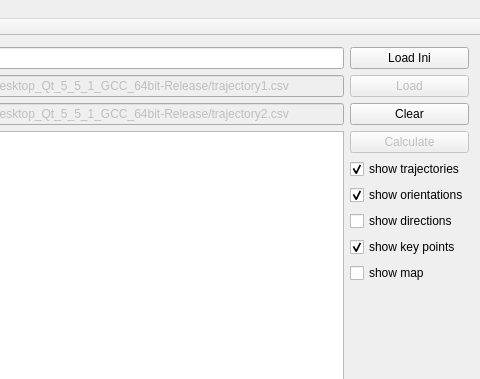
The window that TrajectoryVisualizer/main_view.ui (gakarak/UAV_Projects) describes before a commit, drawn with Qt 5; both pictures show x 463 to 943 and y 0 to 379 of the 943 by 620 pixel window.
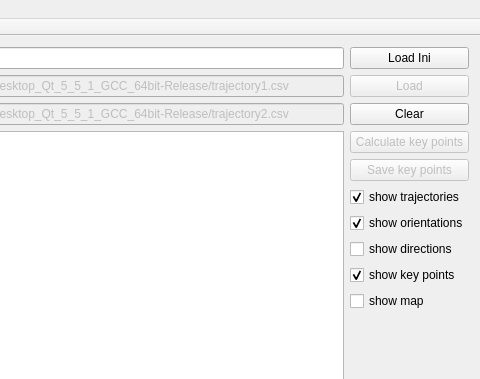
The same window after the commit. Custom widgets are drawn as their Qt base class.

Commit message:
Now it's possible to load\save key points
//save
- Save button enabled after calculate button
- Calculate button will recalculate both trajectories, maybe we need separate buttons for
  calculating first and second trajectory
- On click save button you will see dialog for choose file for first trajectory and then for second

//load
- Load key points can be achieved only by loading ini file

```diff
--- a/TrajectoryVisualizer/main_view.ui
+++ b/TrajectoryVisualizer/main_view.ui
@@ -139,13 +139,23 @@
          <bool>false</bool>
         </property>
         <property name="text">
-         <string>Calculate</string>
+         <string>Calculate key points</string>
         </property>
         <property name="default">
          <bool>false</bool>
         </property>
        </widget>
       </item>
+      <item>
+       <widget class="QPushButton" name="save_kp_btn">
+        <property name="enabled">
+         <bool>false</bool>
+        </property>
+        <property name="text">
+         <string>Save key points</string>
+        </property>
+       </widget>
+      </item>
       <item>
        <widget class="QCheckBox" name="is_trajectory_show_chk">
         <property name="text">
```
The commit also changes 6 other files.
